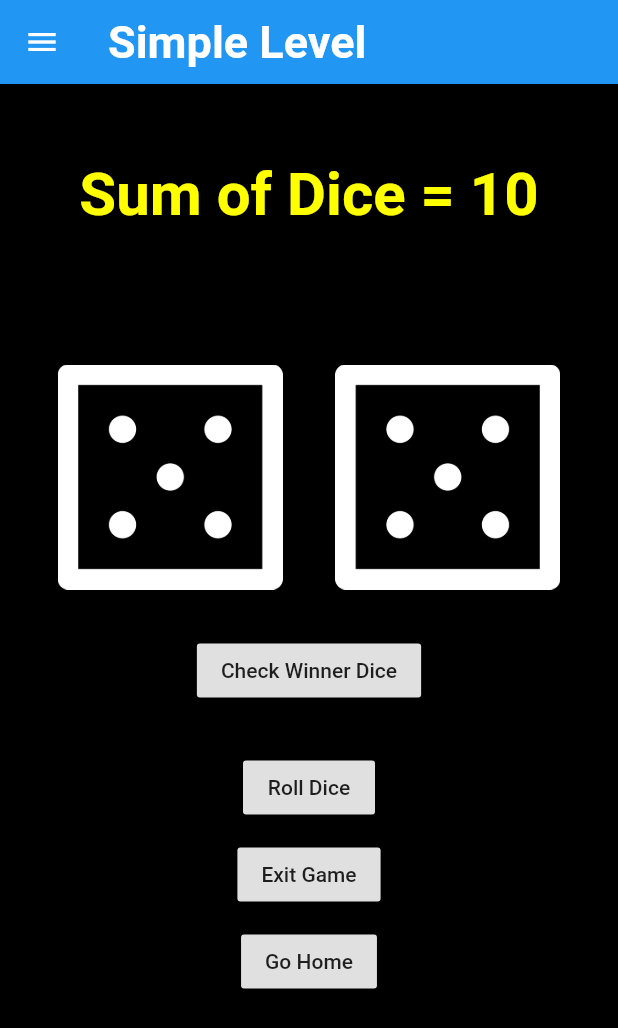
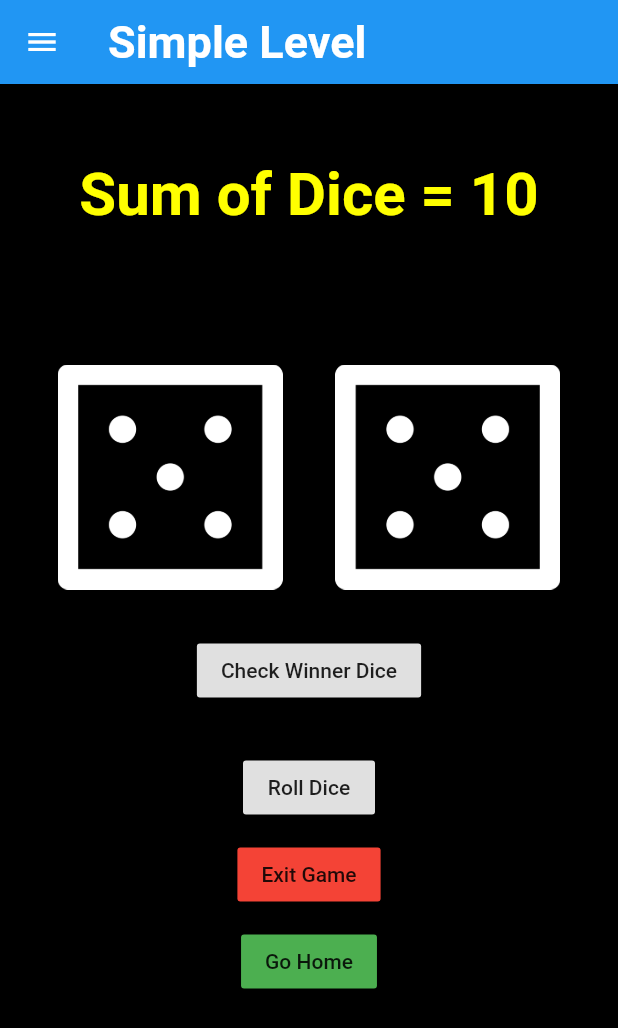
Before and after one commit to bilalahmad9/A_Dice_App_Multi_Features, a Flutter app: the screen it shows after launch, after a tap on "Simple Level", on a phone screen of 412 x 824 dp. Shown: the top 1028 px of the screen. Run offline on Flutter 3.47's test engine with Material 2 defaults, Android fonts, the phone set to English and light mode, and no system bars; our stand-ins replace flutter_spinkit; network calls fail.

Commit message:
Some Colors Changes

```diff
--- a/dice_app_multi_features/lib/ContactUs.dart
+++ b/dice_app_multi_features/lib/ContactUs.dart
@@ -47,7 +47,7 @@ class _MyHomePageState extends State<MyHomePage> {
 
           Padding(
             padding: const EdgeInsets.only(top: 10),
-            child: RaisedButton(onPressed: HomeScreen,
+            child: RaisedButton(onPressed: HomeScreen, color: Colors.green,
               child: Text('Go Home'),
             ),
           ),
--- a/dice_app_multi_features/lib/FirstPage.dart
+++ b/dice_app_multi_features/lib/FirstPage.dart
@@ -85,14 +85,14 @@ class _MyHomePageState extends State<MyHomePage> {
               ),
               Padding(
                 padding: const EdgeInsets.only(top: 10),
-                child: RaisedButton(onPressed: MainMenu,
+                child: RaisedButton(onPressed: MainMenu, color: Colors.red,
                   child: Text('Exit Game'),
                 ),
               ),
 
               Padding(
                 padding: const EdgeInsets.only(top: 10),
-                child: RaisedButton(onPressed: HomeScreen,
+                child: RaisedButton(onPressed: HomeScreen, color: Colors.green,
                   child: Text('Go Home'),
                 ),
               ),
@@ -115,7 +115,7 @@ class _MyHomePageState extends State<MyHomePage> {
     if(randomIntForDiceOne >= randomIntForDiceTwo) {
       AlertDialog alert = AlertDialog(
         title: Text("Winner Dice :", style: TextStyle(fontSize: 40.0, fontWeight: FontWeight.bold, color: Colors.green),),
-        content: Text("Dice One is Greater ", style: TextStyle(fontWeight: FontWeight.bold, fontSize: 30.0, color: Colors.red),),
+        content: Text("Dice One is Winner ", style: TextStyle(fontWeight: FontWeight.bold, fontSize: 30.0, color: Colors.red),),
       );
 
       showDialog(
@@ -128,7 +128,7 @@ class _MyHomePageState extends State<MyHomePage> {
     if(randomIntForDiceOne < randomIntForDiceTwo) {
       AlertDialog alert = AlertDialog(
         title: Text("Winner Dice :", style: TextStyle(fontSize: 40.0, fontWeight: FontWeight.bold, color: Colors.green),),
-        content: Text("Dice Two is Greater ", style: TextStyle(fontWeight: FontWeight.bold, fontSize: 30.0, color: Colors.red),),
+        content: Text("Dice Two is Winner ", style: TextStyle(fontWeight: FontWeight.bold, fontSize: 30.0, color: Colors.red),),
       );
 
       showDialog(
--- a/dice_app_multi_features/lib/TwoLevel.dart
+++ b/dice_app_multi_features/lib/TwoLevel.dart
@@ -45,13 +45,13 @@ class _MyHomePageState extends State<MyHomePage> {
             children: <Widget>[
               Padding(
                 padding: const EdgeInsets.only(left: 100),
-                child: RaisedButton(onPressed: changeLevel1,
+                child: RaisedButton(onPressed: changeLevel1, color: Colors.green,
                 child: Text('Simple Level'),
                 ),
               ),
               Padding(
                 padding: const EdgeInsets.only(left: 100),
-                child: RaisedButton(onPressed: changeLevel2,
+                child: RaisedButton(onPressed: changeLevel2, color: Colors.red,
                   child: Text('Hard Level'),
                 ),
               ),
```
Also changed, not shown: dice_app_multi_features/lib/HardLevel.dart (+46 -16 lines).
